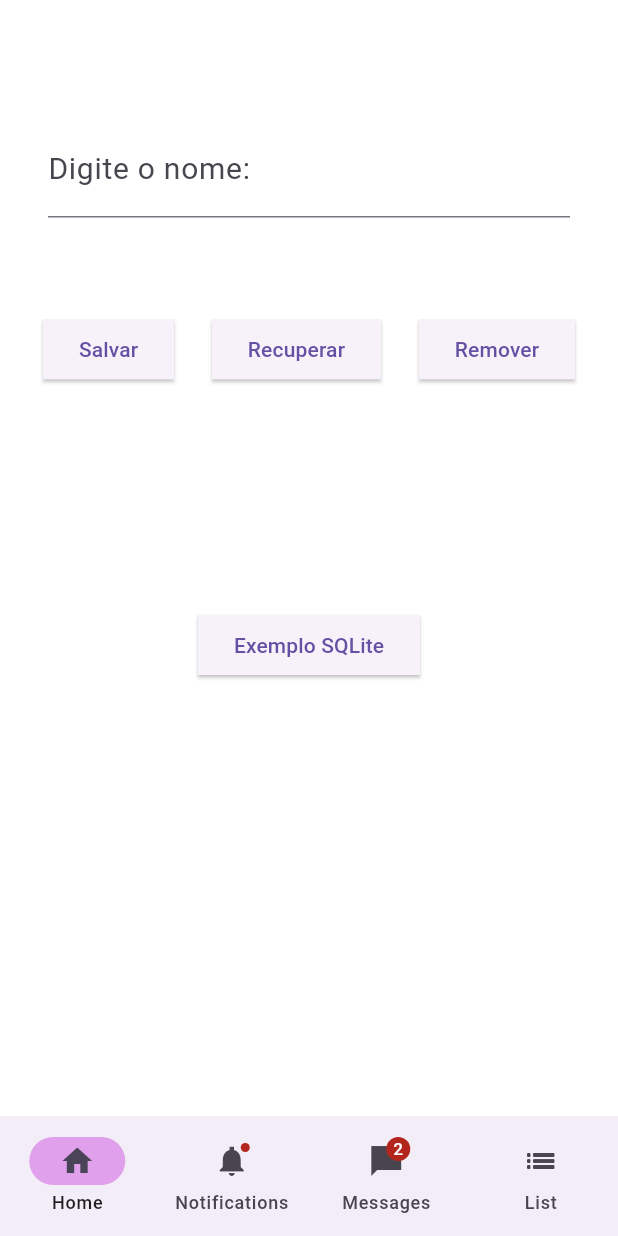
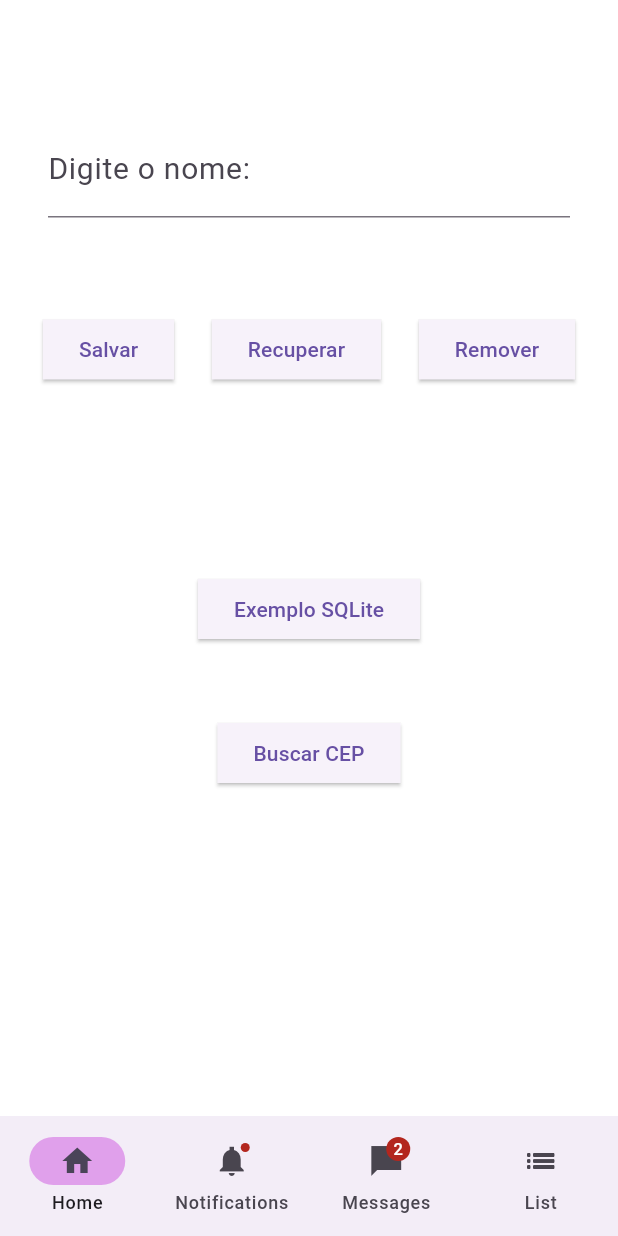
Before and after one commit to CarolinaStephanie/flutter_app_p-c, a Flutter app: the screen it shows after launch, on a phone screen of 412 x 824 dp. Run offline on Flutter 3.47's test engine with Material 3 defaults, Android fonts, the phone set to English and light mode, and no system bars; our stand-ins replace shared_preferences, sqflite; missing offline and left inert: flutter_barcode_scanner; accounts and stored records are empty.

Commit message:
cep service

```diff
--- a/lib/NavigationBar/home.dart
+++ b/lib/NavigationBar/home.dart
@@ -1,6 +1,7 @@
 import 'package:flutter/material.dart';
 import 'package:flutter_app/Components/button.dart';
 import 'package:flutter_app/Components/campo_texto.dart';
+import 'package:flutter_app/Service/cep_service.dart';
 import 'package:flutter_app/Theme/app_padding.dart';
 import 'package:shared_preferences/shared_preferences.dart';
 
@@ -38,17 +39,29 @@ class _HomeState extends State<Home> {
                 child: Text(_textoSalvo),
               ),
               Padding(
-                padding: const EdgeInsets.symmetric(vertical: AppPadding.large),
+                padding: const EdgeInsets.symmetric(vertical: AppPadding.small),
                 child: Button(
                     label: 'Exemplo SQLite',
                     onPressedButton: () =>
                         {Navigator.pushNamed(context, '/sqlite')}),
               ),
+              Padding(
+                  padding:
+                      const EdgeInsets.symmetric(vertical: AppPadding.small),
+                  child: Button(
+                    label: 'Buscar CEP',
+                    onPressedButton: _buscaCep,
+                  )),
             ],
           ),
         ),
       ),
     );
+  }
+
+  _buscaCep() async {
+    String cep = await CepService.recuperaCep(_controller.text);
+    print(cep);
   }
 
   _salvarDados() async {
--- a/pubspec.yaml
+++ b/pubspec.yaml
@@ -39,6 +39,7 @@ dependencies:
   path: ^1.9.0
   flutter_barcode_scanner: ^2.0.0
   intl: ^0.19.0
+  http: ^1.2.2
 
 dev_dependencies:
   flutter_test:
```
Also changed, not shown: lib/Service/cep_service.dart (added, +22 -0 lines), pubspec.lock.
